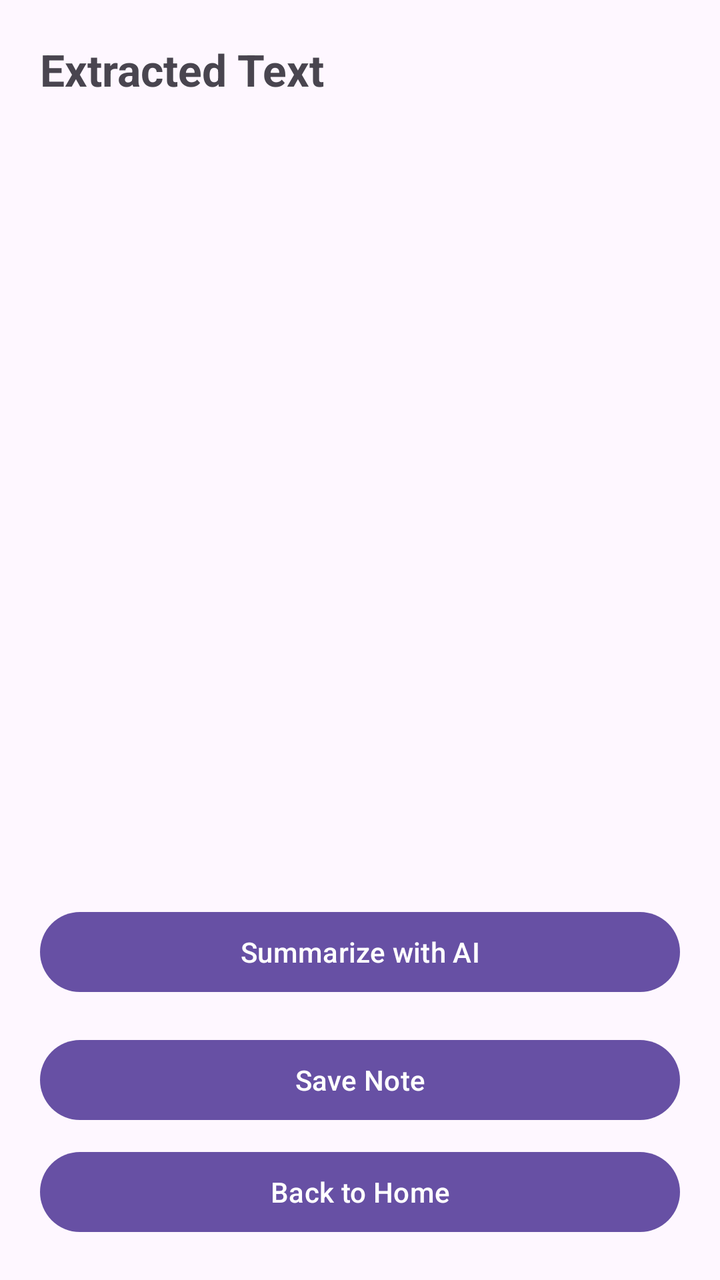
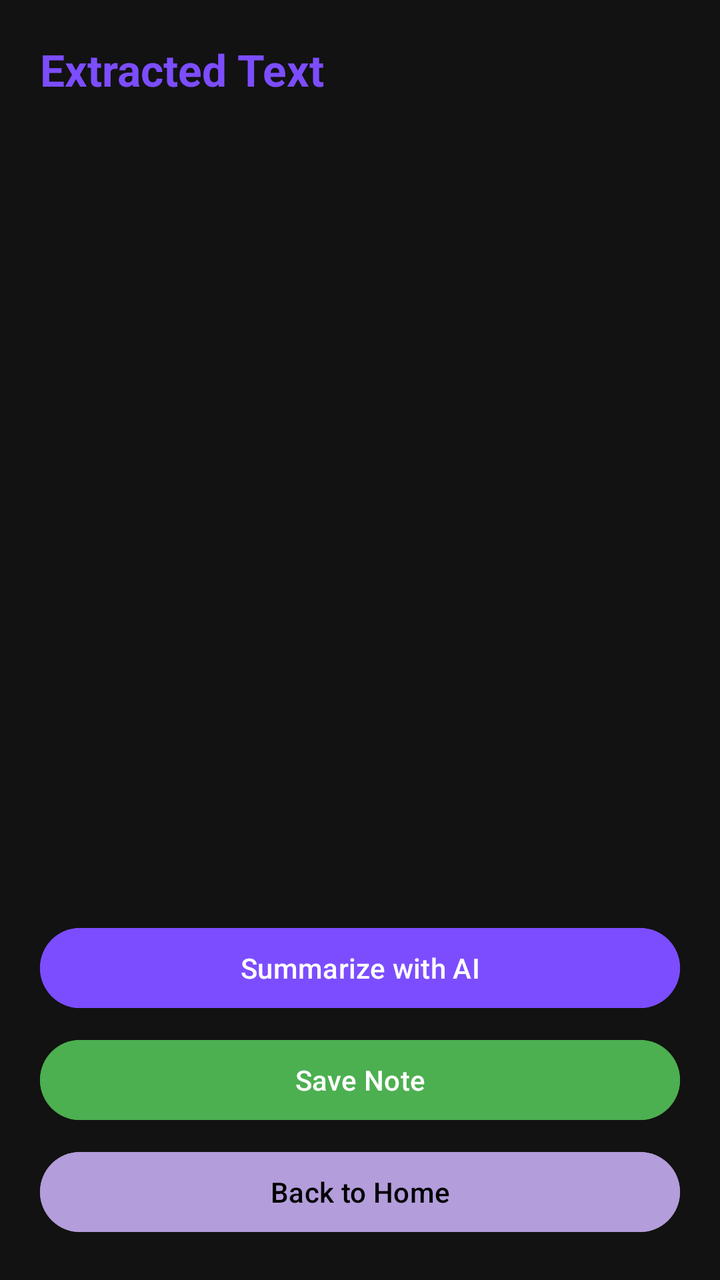

An Android layout rendered at two revisions. The XML below is the earlier revision; the diff shows what the commit changed to produce the second picture.
<!-- AndroidManifest.xml: application theme Theme.Scanlern -->
<!-- res/layout/activity_result.xml -->
<?xml version="1.0" encoding="utf-8"?>
<LinearLayout xmlns:android="http://schemas.android.com/apk/res/android"
    xmlns:tools="http://schemas.android.com/tools"
    android:layout_width="match_parent"
    android:layout_height="match_parent"
    android:orientation="vertical"
    android:padding="20dp"
    tools:context=".ResultActivity">

    <TextView
        android:layout_width="wrap_content"
        android:layout_height="wrap_content"
        android:text="Extracted Text"
        android:textSize="22sp"
        android:textStyle="bold"
        android:layout_marginBottom="16dp" />

    <ScrollView
        android:layout_width="match_parent"
        android:layout_height="0dp"
        android:layout_weight="1">

        <TextView
            android:id="@+id/tvExtractedText"
            android:layout_width="match_parent"
            android:layout_height="wrap_content"
            android:text=""
            android:textSize="16sp" />

    </ScrollView>

    <ProgressBar
        android:id="@+id/progressBar"
        android:layout_width="wrap_content"
        android:layout_height="wrap_content"
        android:layout_gravity="center"
        android:visibility="gone"
        android:layout_marginTop="8dp" />

    <Button
        android:id="@+id/btnSummarize"
        android:layout_width="match_parent"
        android:layout_height="wrap_content"
        android:layout_marginTop="16dp"
        android:text="Summarize with AI" />

    <Button
        android:id="@+id/btnSave"
        android:layout_width="match_parent"
        android:layout_height="wrap_content"
        android:layout_marginTop="16dp"
        android:text="Save Note" />

    <Button
        android:id="@+id/btnBack"
        android:layout_width="match_parent"
        android:layout_height="wrap_content"
        android:layout_marginTop="8dp"
        android:text="Back to Home" />

</LinearLayout>
<!-- resources referenced by this layout -->
<resources>
  <style name="Theme.Scanlern" parent="Base.Theme.Scanlern" />
  <style name="Base.Theme.Scanlern" parent="Theme.Material3.DayNight.NoActionBar">
          
          
      </style>
</resources>

<!-- the commit's change to res/layout/activity_result.xml (unified diff, before → after) -->
@@ -13,6 +13,7 @@
         android:text="Extracted Text"
         android:textSize="22sp"
         android:textStyle="bold"
+        android:textColor="@color/primary"
         android:layout_marginBottom="16dp" />
 
     <ScrollView
@@ -42,20 +43,26 @@
         android:layout_width="match_parent"
         android:layout_height="wrap_content"
         android:layout_marginTop="16dp"
-        android:text="Summarize with AI" />
+        android:text="Summarize with AI"
+        android:backgroundTint="@color/primary"
+        android:textColor="@color/white" />
 
     <Button
         android:id="@+id/btnSave"
         android:layout_width="match_parent"
         android:layout_height="wrap_content"
-        android:layout_marginTop="16dp"
-        android:text="Save Note" />
+        android:layout_marginTop="8dp"
+        android:text="Save Note"
+        android:backgroundTint="@color/accent_success"
+        android:textColor="@color/white" />
 
     <Button
         android:id="@+id/btnBack"
         android:layout_width="match_parent"
         android:layout_height="wrap_content"
         android:layout_marginTop="8dp"
-        android:text="Back to Home" />
+        android:text="Back to Home"
+        android:backgroundTint="@color/primary_light"
+        android:textColor="@color/black" />
 
 </LinearLayout>
<!-- resource entries referenced after the edit -->
@@ -1,9 +1,20 @@
 <!-- resources referenced by this layout -->
 <resources>
+  <color name="accent_success">#4CAF50</color>
+  <color name="black">#FF000000</color>
+  <color name="primary">#7C4DFF</color>
+  <color name="primary_light">#B39DDB</color>
+  <color name="white">#FFFFFFFF</color>
   <style name="Theme.Scanlern" parent="Base.Theme.Scanlern" />
   <style name="Base.Theme.Scanlern" parent="Theme.Material3.DayNight.NoActionBar">
-          
-          
+          <item name="colorPrimary">@color/primary</item>
+          <item name="colorPrimaryDark">@color/primary_dark</item>
+          <item name="colorAccent">@color/primary_light</item>
+          <item name="android:colorBackground">@color/background_dark</item>
+          <item name="android:statusBarColor">@color/background_dark</item>
+          <item name="android:windowLightStatusBar">false</item>
       </style>
+  <color name="primary_dark">#5E35B1</color>
+  <color name="background_dark">#121212</color>
 </resources>
 
